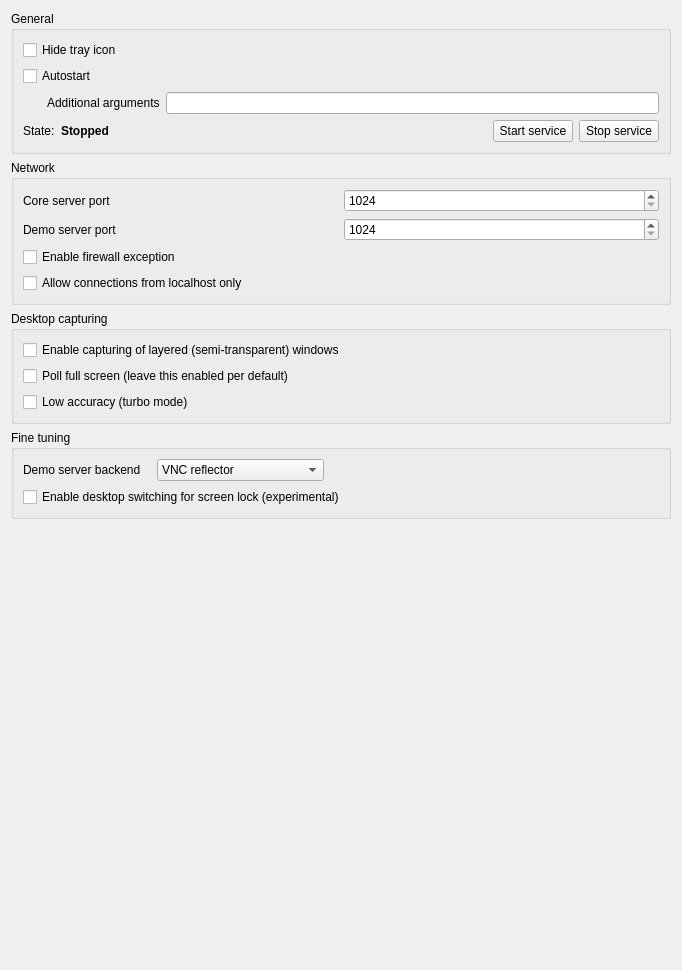
The window that configurator/forms/ServiceConfigurationPage.ui (veyon/veyon) describes before a commit, drawn with Qt 5.
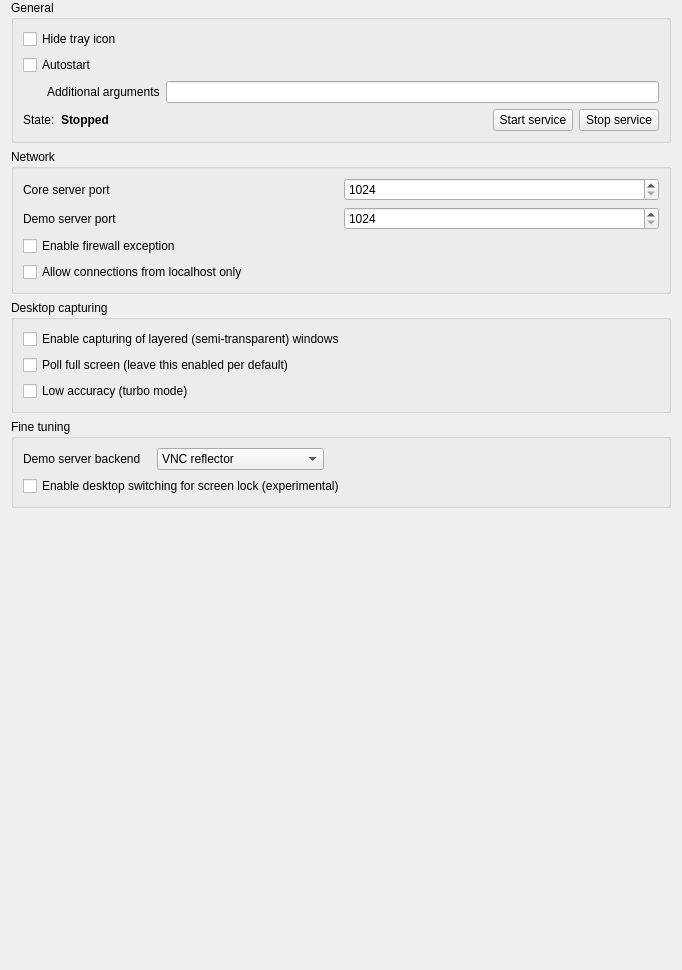
The same window after the commit. Icons and pictures are not drawn.

Commit message: Configurator: improve form layouts

```diff
--- a/configurator/forms/ServiceConfigurationPage.ui
+++ b/configurator/forms/ServiceConfigurationPage.ui
@@ -14,6 +14,12 @@
    <string>Form</string>
   </property>
   <layout class="QVBoxLayout" name="verticalLayout_2">
+   <property name="topMargin">
+    <number>0</number>
+   </property>
+   <property name="bottomMargin">
+    <number>0</number>
+   </property>
    <item>
     <widget class="QGroupBox" name="groupBox_3">
      <property name="title">
```
The commit also changes 1 other file.
